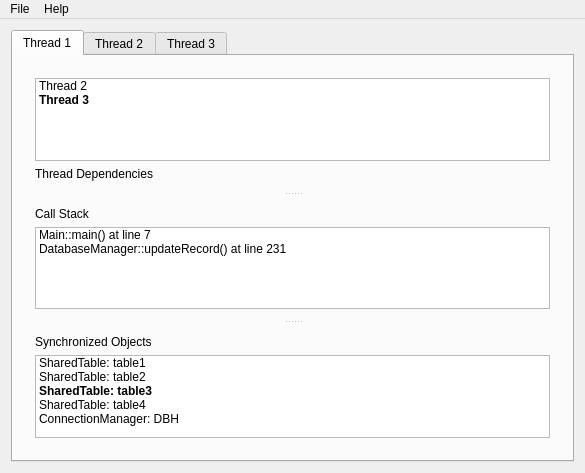
This is agentlib/mainwindow.ui in hef/jrt-dma as Qt 5 draws it before an edit. The edited form follows.
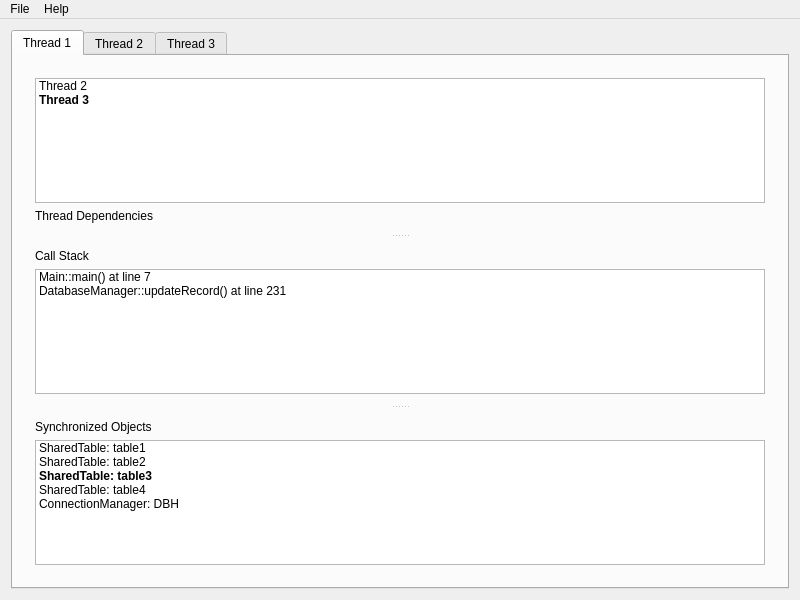
This is the edited form.

Patch:
```diff
--- a/agentlib/mainwindow.ui
+++ b/agentlib/mainwindow.ui
@@ -6,8 +6,8 @@
    <rect>
     <x>0</x>
     <y>0</y>
-    <width>585</width>
-    <height>473</height>
+    <width>800</width>
+    <height>600</height>
    </rect>
   </property>
   <property name="windowTitle">
```
